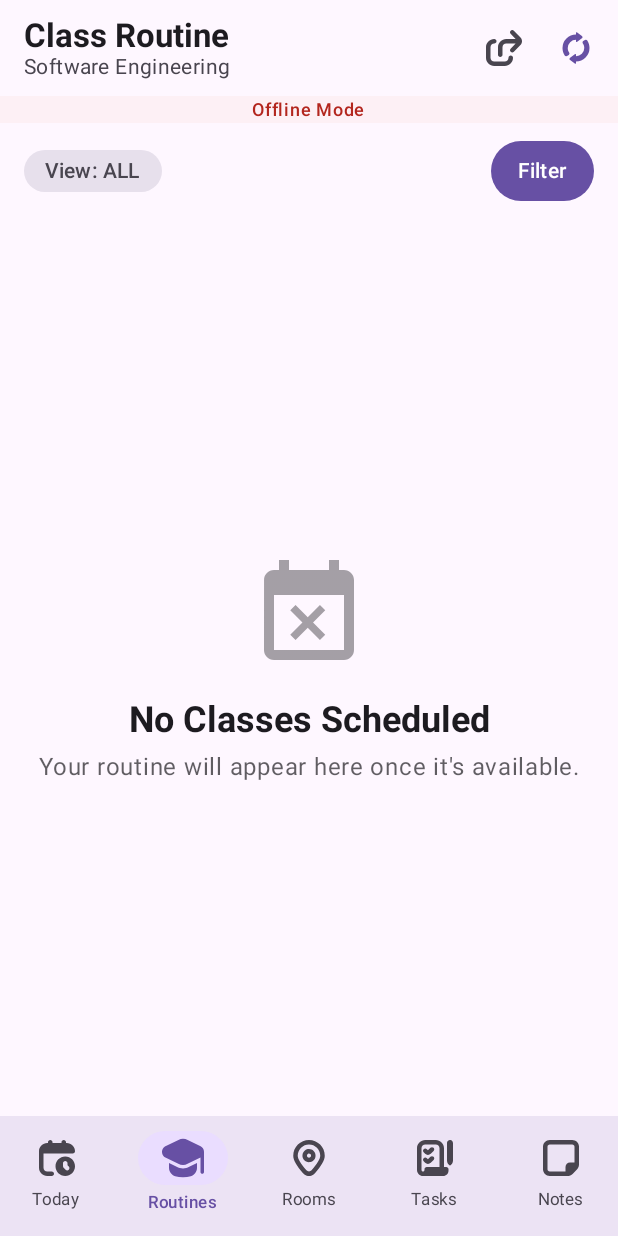
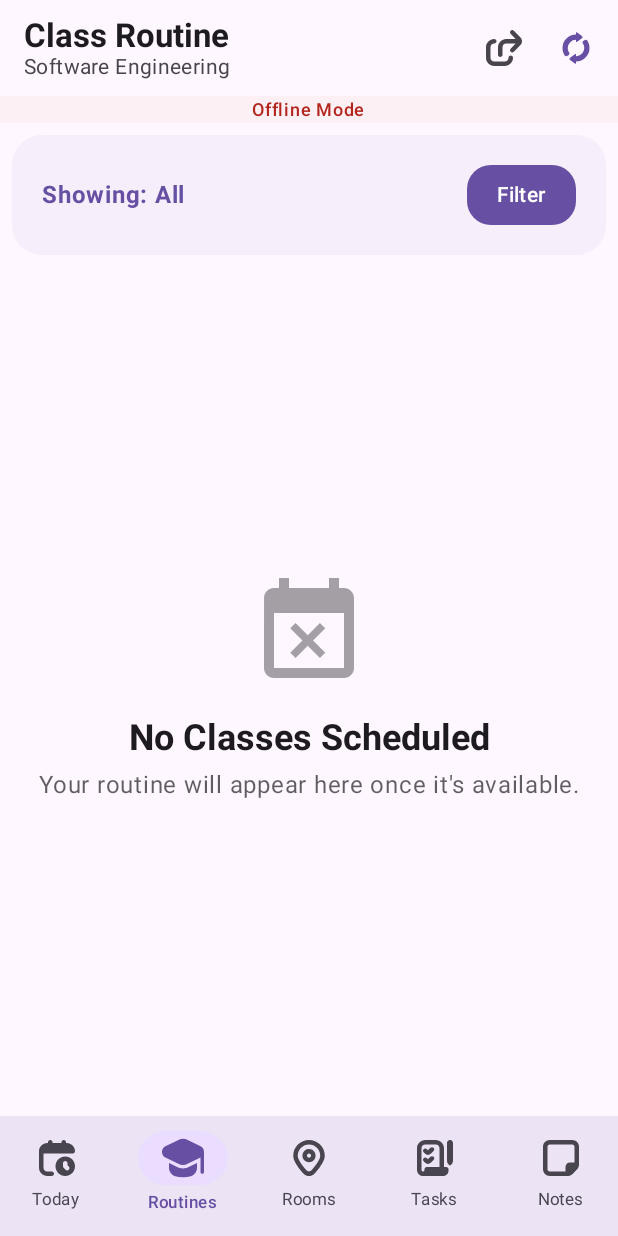
Before and after one commit to NeoTechDev/DIU-Campus-Schedule-android, an Android app built with Jetpack Compose: the RoutineScreen screen opened through its navigation route, on a phone screen of 412 x 824 dp. Run offline under Robolectric (Android 15) with nearby library versions, the phone set to English and light mode, and no system bars; our stand-ins replace Dagger/Hilt's generated code, Firebase (no records; nobody signed in at launch, a user with empty details on screens opened directly), Room's generated code; pictures from the network do not load; 3 statements that could not run were skipped.

Commit message:
improved design of routine screen

```diff
--- a/app/src/main/java/com/om/diucampusschedule/ui/components/FilterRoutinesBottomSheet.kt
+++ b/app/src/main/java/com/om/diucampusschedule/ui/components/FilterRoutinesBottomSheet.kt
@@ -364,9 +364,9 @@ private fun FilterTypeSelector(
     onTypeSelected: (FilterType) -> Unit
 ) {
     val filterOptions = listOf(
-        FilterOption(FilterType.STUDENT, "Student", Icons.Default.Person),
-        FilterOption(FilterType.TEACHER, "Teacher", Icons.Default.School),
-        FilterOption(FilterType.ROOM, "Room", Icons.Default.Place)
+        FilterOption(FilterType.STUDENT, "Student", ImageVector.vectorResource(id = R.drawable.student)),
+        FilterOption(FilterType.TEACHER, "Teacher", ImageVector.vectorResource(id = R.drawable.teacher)),
+        FilterOption(FilterType.ROOM, "Room", ImageVector.vectorResource(id = R.drawable.location_filled))
     )
 
     Surface(
--- a/app/src/main/java/com/om/diucampusschedule/ui/screens/routine/RoutineScreen.kt
+++ b/app/src/main/java/com/om/diucampusschedule/ui/screens/routine/RoutineScreen.kt
@@ -21,7 +21,6 @@ import androidx.compose.animation.scaleIn
 import androidx.compose.animation.slideIn
 import androidx.compose.animation.slideInVertically
 import androidx.compose.animation.slideOutVertically
-import androidx.compose.foundation.BorderStroke
 import androidx.compose.foundation.background
 import androidx.compose.foundation.border
 import androidx.compose.foundation.clickable
@@ -41,7 +40,6 @@ import androidx.compose.foundation.layout.height
 import androidx.compose.foundation.layout.padding
 import androidx.compose.foundation.layout.size
 import androidx.compose.foundation.layout.width
-import androidx.compose.foundation.layout.wrapContentWidth
 import androidx.compose.foundation.rememberScrollState
 import androidx.compose.foundation.shape.CircleShape
 import androidx.compose.foundation.shape.RoundedCornerShape
@@ -64,6 +62,7 @@ import androidx.compose.material3.LinearProgressIndicator
 import androidx.compose.material3.MaterialTheme
 import androidx.compose.material3.OutlinedButton
 import androidx.compose.material3.SnackbarHostState
+import androidx.compose.material3.Surface
 import androidx.compose.material3.Text
 import androidx.compose.material3.TopAppBar
 import androidx.compose.material3.TopAppBarDefaults
@@ -116,10 +115,10 @@ import java.time.format.DateTimeFormatter
 import java.util.Locale
 
 // Custom colors for the table design
-private val AppPrimaryColorLight = Color(0xFF1A56DB)
-private val AppPrimaryColor = Color(0xFF1E3A8A)
-private val AppBackgroundColorLight = Color(0xFFF8FAFC)
-private val SoftBlue = Color(0xFF93C5FD)
+private val AppPrimaryColorLight = Color(0xFF3B82F6)
+private val AppPrimaryColor = Color(0xFF1A56DB)
+private val AppBackgroundColorLight = Color(0xFFF8FAFD)
+private val SoftBlue = Color(0xFFE0F2FE)
 
 // Time formatter for 12-hour format
 private val formatter12HourUS = DateTimeFormatter.ofPattern("hh:mm a", Locale.US)
@@ -787,110 +786,101 @@ private fun RoutineInfoBar(
     onFilterClick: () -> Unit,
     onClearFilterClick: () -> Unit
 ) {
+    Surface(
+        modifier = Modifier
+            .fillMaxWidth()
+            .padding(horizontal = 8.dp)
+            .padding(top= 8.dp),
+        color = MaterialTheme.colorScheme.surface,
+        shape = RoundedCornerShape(20.dp),
+        tonalElevation = 1.dp
+    ) {
         Row(
             modifier = Modifier
                 .fillMaxWidth()
-            .padding(horizontal = 16.dp, vertical = 8.dp),
+                .padding(horizontal = 20.dp, vertical = 16.dp),
             horizontalArrangement = Arrangement.SpaceBetween,
             verticalAlignment = Alignment.CenterVertically
         ) {
-        // Left side: Information
+            // Main content
             Column(
                 modifier = Modifier.weight(1f),
-            verticalArrangement = Arrangement.spacedBy(8.dp)
+                verticalArrangement = Arrangement.spacedBy(6.dp)
             ) {
-            // Effective from date
+
+                // Filter status with visual distinction
+                Text(
+                    text = if (isFiltered) {
+                        "Filtered: ${currentFilter?.getDisplayText() ?: "Unknown"}"
+                    } else {
+                        "Showing: $defaultFilterText"
+                    },
+                    color = MaterialTheme.colorScheme.primary,
+                    style = MaterialTheme.typography.bodyLarge.copy(
+                        fontWeight = FontWeight.Bold
+                    ),
+                    maxLines = 1,
+                    overflow = TextOverflow.Ellipsis
+                )
+
+                // Effective date with proper sizing
                 if (!effectiveFrom.isNullOrBlank()) {
                     Text(
-                    text = "Effective from: $effectiveFrom",
-                    color = MaterialTheme.colorScheme.onSurface,
-                    style = MaterialTheme.typography.bodyLarge.copy(
-                        fontWeight = FontWeight.Medium
+                        text = "Effective From: $effectiveFrom",
+                        color = MaterialTheme.colorScheme.onSurfaceVariant,
+                        style = MaterialTheme.typography.bodySmall.copy(
+                            fontWeight = FontWeight.SemiBold
                         ),
                         maxLines = 1,
                         overflow = TextOverflow.Ellipsis
                     )
                 }
 
-            // Filter status with modern pill design
-            Box(
-                modifier = Modifier
-                    .background(
-                        color = if (isFiltered) {
-                            MaterialTheme.colorScheme.primary.copy(alpha = 0.12f)
-                        } else {
-                            MaterialTheme.colorScheme.surfaceVariant
-                        },
-                        shape = RoundedCornerShape(20.dp)
-                    )
-                    .wrapContentWidth()
-            ) {
-                Text(
-                    modifier = Modifier.padding(horizontal = 14.dp, vertical = 6.dp),
-                    text = if (isFiltered) {
-                        "Filtered: ${currentFilter?.getDisplayText()?.uppercase() ?: "Invalid"}"
-                    } else {
-                        "View: ${defaultFilterText.uppercase()}"
-                    },
-                    color = if (isFiltered) {
-                        MaterialTheme.colorScheme.primary
-                    } else {
-                        MaterialTheme.colorScheme.onSurfaceVariant
-                    },
-                    style = MaterialTheme.typography.labelLarge.copy(
-                        fontWeight = FontWeight.Medium
-                    ),
-                    maxLines = 1,
-                    overflow = TextOverflow.Ellipsis
-                )
-            }
             }
 
             Spacer(modifier = Modifier.width(16.dp))
 
-        // Right side: Action button
+            // Action button with proper presence
             if (isFiltered) {
-            // Clear filter - outlined style
-            OutlinedButton(
+                Button(
                     onClick = onClearFilterClick,
-                colors = ButtonDefaults.outlinedButtonColors(
-                    contentColor = MaterialTheme.colorScheme.error
+                    colors = ButtonDefaults.buttonColors(
+                        containerColor = MaterialTheme.colorScheme.errorContainer,
+                        contentColor = MaterialTheme.colorScheme.onErrorContainer
                     ),
-                border = BorderStroke(
-                    width = 1.dp,
-                    color = MaterialTheme.colorScheme.error.copy(alpha = 0.5f)
-                ),
-                shape = RoundedCornerShape(24.dp),
-                contentPadding = PaddingValues(horizontal = 18.dp, vertical = 10.dp)
+                    shape = RoundedCornerShape(16.dp),
+                    contentPadding = PaddingValues(horizontal = 20.dp, vertical = 12.dp),
+                    elevation = ButtonDefaults.buttonElevation(
+                        defaultElevation = 0.dp
+                    )
                 ) {
                     Text(
-                    text = "Clear",
+                        text = "Clear Filter",
                         style = MaterialTheme.typography.labelLarge.copy(
-                        fontWeight = FontWeight.Medium
+                            fontWeight = FontWeight.SemiBold
                         )
                     )
                 }
             } else {
-            // Filter button - filled style
                 Button(
                     onClick = onFilterClick,
                     colors = ButtonDefaults.buttonColors(
                         containerColor = MaterialTheme.colorScheme.primary,
                         contentColor = MaterialTheme.colorScheme.onPrimary
                     ),
-                shape = RoundedCornerShape(24.dp),
-                contentPadding = PaddingValues(horizontal = 18.dp, vertical = 10.dp),
+                    shape = RoundedCornerShape(16.dp),
+                    contentPadding = PaddingValues(horizontal = 20.dp, vertical = 12.dp),
                     elevation = ButtonDefaults.buttonElevation(
-                    defaultElevation = 0.dp,
-                    pressedElevation = 2.dp
+                        defaultElevation = 0.dp
                     )
                 ) {
                     Text(
                         text = "Filter",
                         style = MaterialTheme.typography.labelLarge.copy(
-                        fontWeight = FontWeight.Medium
+                            fontWeight = FontWeight.SemiBold
                         )
                     )
+                }
             }
         }
     }
@@ -955,12 +945,12 @@ private fun TableRoutineView(
             modifier = Modifier
                 .fillMaxSize()
                 .padding(8.dp)
-                .clip(shape = RoundedCornerShape(8.dp))
+                .clip(shape = RoundedCornerShape(20.dp))
                 .background(color = if (isSystemInDarkTheme()) MaterialTheme.colorScheme.surface else AppBackgroundColorLight)
                 .border(
                     width = 2.dp,
                     color = AppPrimaryColorLight,
-                    shape = RoundedCornerShape(8.dp)
+                    shape = RoundedCornerShape(20.dp)
                 )
         ) {
             Column(modifier = Modifier.verticalScroll(scrollStateVertical)) {
```
Also changed, not shown: app/src/main/res/drawable/student.xml (added, +9 -0 lines), app/src/main/res/drawable/teacher.xml (added, +9 -0 lines). Lines whose indentation alone changed are shown as unchanged.
